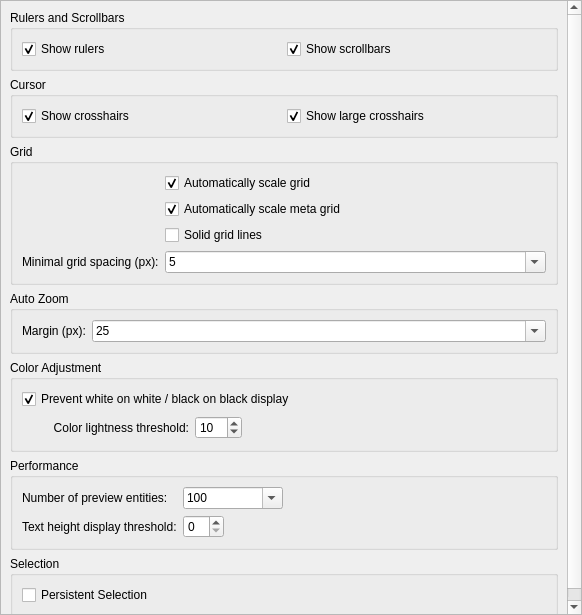
Before: the Qt Designer form scripts/Edit/AppPreferences/GraphicsViewPreferences/PreferencesPage.ui in qcad/qcad, drawn with Qt 5.
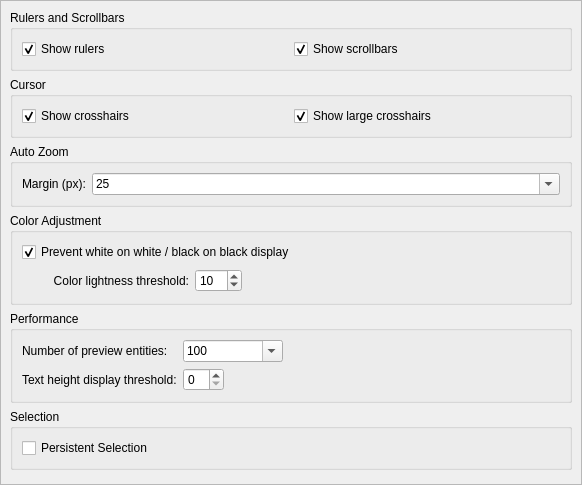
After: the same form once the commit is applied.

Commit message: split out grid preferences to separate pane

Patch:
```diff
--- a/scripts/Edit/AppPreferences/GraphicsViewPreferences/PreferencesPage.ui
+++ b/scripts/Edit/AppPreferences/GraphicsViewPreferences/PreferencesPage.ui
@@ -7,7 +7,7 @@
     <x>0</x>
     <y>0</y>
     <width>582</width>
-    <height>615</height>
+    <height>485</height>
    </rect>
   </property>
   <property name="windowTitle">
@@ -21,8 +21,8 @@
     <rect>
      <x>0</x>
      <y>0</y>
-     <width>565</width>
-     <height>621</height>
+     <width>580</width>
+     <height>483</height>
     </rect>
    </property>
    <layout class="QVBoxLayout" name="verticalLayout">
@@ -84,100 +84,6 @@
       </layout>
      </widget>
     </item>
-    <item>
-     <widget class="QGroupBox" name="groupBox_3">
-      <property name="title">
-       <string>Grid</string>
-      </property>
-      <layout class="QFormLayout" name="formLayout_3">
-       <item row="0" column="1">
-        <widget class="QCheckBox" name="AutoScaleGrid">
-         <property name="text">
-          <string>Automatically scale grid</string>
-         </property>
-         <property name="checked">
-          <bool>true</bool>
-         </property>
-        </widget>
-       </item>
-       <item row="2" column="1">
-        <widget class="QCheckBox" name="SolidGridLines">
-         <property name="text">
-          <string>Solid grid lines</string>
-         </property>
-        </widget>
-       </item>
-       <item row="3" column="0">
-        <widget class="QLabel" name="label_14">
-         <property name="text">
-          <string>Minimal grid spacing (px):</string>
-         </property>
-        </widget>
-       </item>
-       <item row="3" column="1">
-        <widget class="QComboBox" name="MinGridSpacing">
-         <property name="minimumSize">
-          <size>
-           <width>100</width>
-           <height>0</height>
-          </size>
-         </property>
-         <property name="editable">
-          <bool>true</bool>
-         </property>
-         <property name="currentIndex">
-          <number>0</number>
-         </property>
-         <item>
-          <property name="text">
-           <string notr="true">5</string>
-          </property>
-         </item>
-         <item>
-          <property name="text">
-           <string notr="true">10</string>
-          </property>
-         </item>
-         <item>
-          <property name="text">
-           <string notr="true">15</string>
-          </property>
-         </item>
-         <item>
-          <property name="text">
-           <string notr="true">20</string>
-          </property>
-         </item>
-         <item>
-          <property name="text">
-           <string notr="true">25</string>
-          </property>
-         </item>
-         <item>
-          <property name="text">
-           <string notr="true">30</string>
-          </property>
-         </item>
-         <item>
-          <property name="text">
-           <string notr="true">50</string>
-          </property>
-         </item>
-        </widget>
-       </item>
-       <item row="1" column="1">
-        <widget class="QCheckBox" name="AutoScaleMetaGrid">
-         <property name="text">
-          <string>Automatically scale meta grid</string>
-         </property>
-         <property name="checked">
-          <bool>true</bool>
-         </property>
-        </widget>
-       </item>
-      </layout>
-     </widget>
-    </item>
     <item>
      <widget class="QGroupBox" name="groupBox_6">
       <property name="title">
```
The commit also changes 5 other files.
